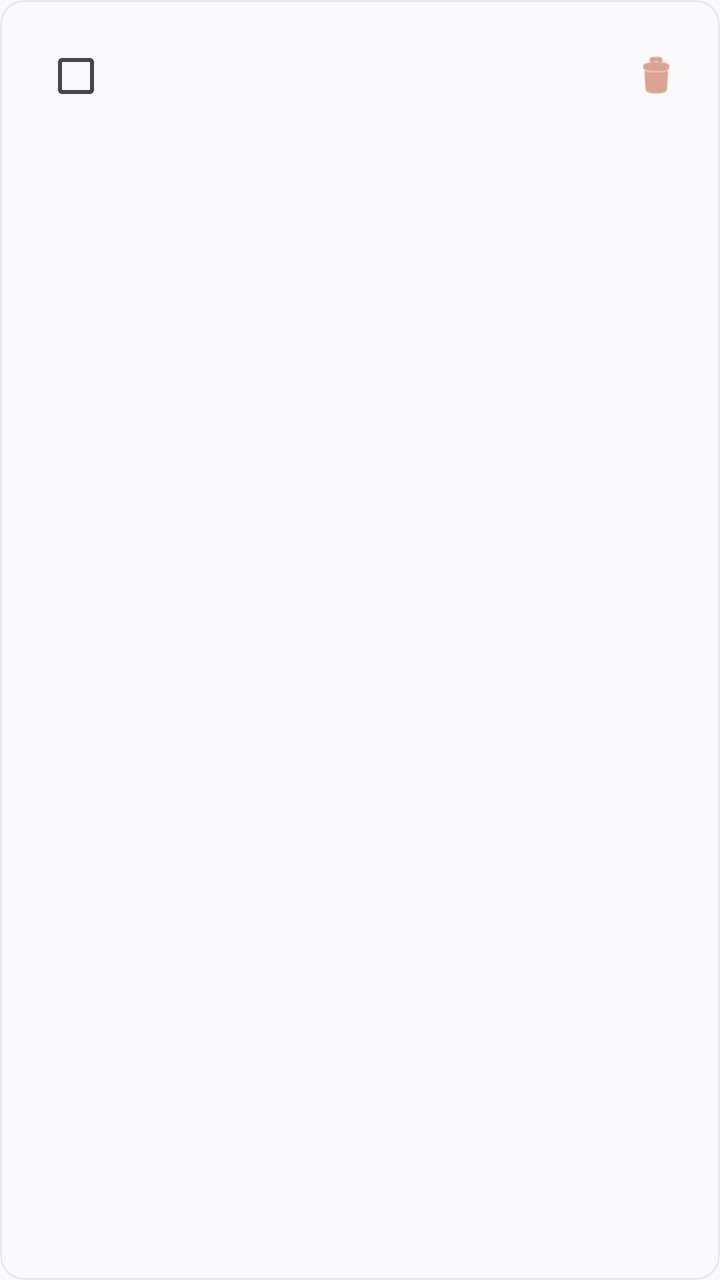
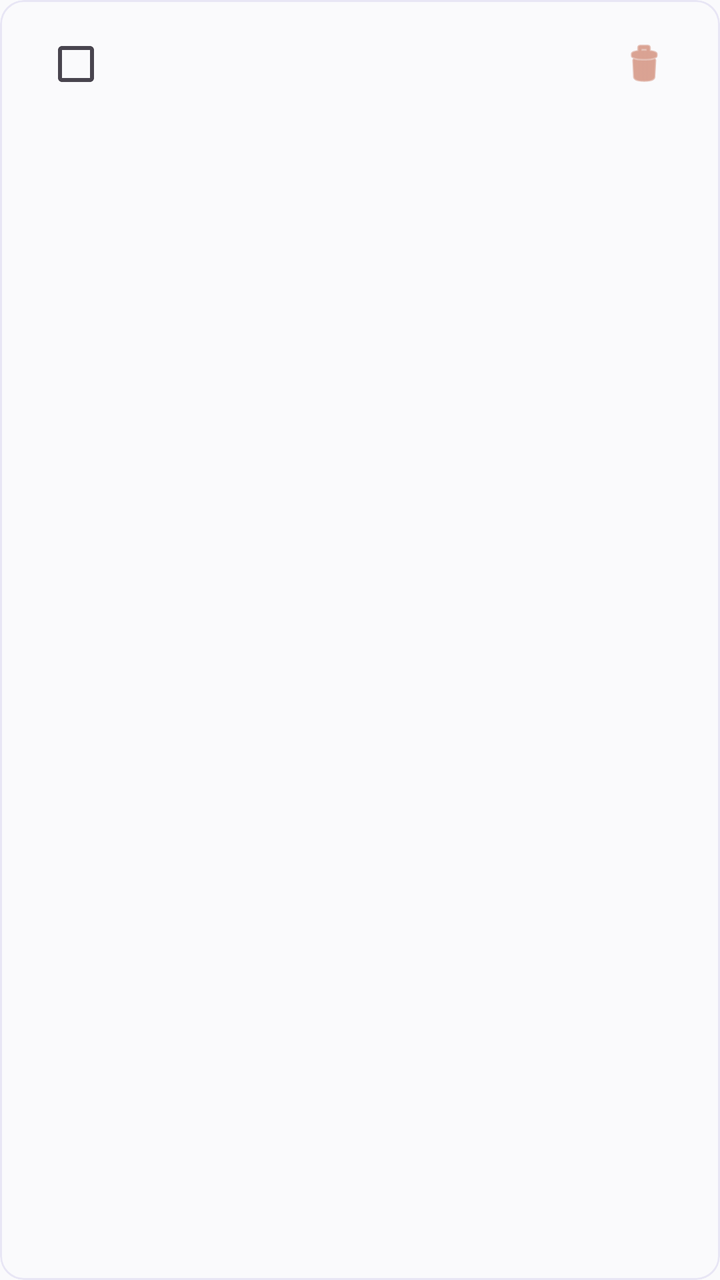

Two renders of the same Android screen: before a commit and after it. Below are the layout's source before the change and the commit's diff.
<!-- AndroidManifest.xml: application theme Theme.Reminder -->
<!-- res/layout/item_payment.xml -->
<?xml version="1.0" encoding="utf-8"?>
<com.google.android.material.card.MaterialCardView xmlns:android="http://schemas.android.com/apk/res/android"
    xmlns:app="http://schemas.android.com/apk/res-auto"
    android:layout_width="match_parent"
    android:layout_height="wrap_content"
    android:layout_marginBottom="8dp"
    app:cardElevation="0dp"
    app:cardCornerRadius="12dp"
    app:strokeWidth="1dp"
    app:strokeColor="@color/colorDivider"
    app:cardBackgroundColor="@color/colorBackground">

    <LinearLayout
        android:layout_width="match_parent"
        android:layout_height="wrap_content"
        android:orientation="horizontal"
        android:gravity="center_vertical"
        android:padding="14dp">

        <com.google.android.material.checkbox.MaterialCheckBox
            android:id="@+id/paymentCheckBox"
            android:layout_width="wrap_content"
            android:layout_height="wrap_content"
            android:layout_marginEnd="12dp"
            app:buttonIconTint="@color/white" />

        <LinearLayout
            android:layout_width="0dp"
            android:layout_height="wrap_content"
            android:layout_weight="1"
            android:orientation="vertical">

            <TextView
                android:id="@+id/paymentNameTextView"
                android:layout_width="wrap_content"
                android:layout_height="wrap_content"
                android:textColor="?android:attr/textColorPrimary"
                android:textSize="15sp"
                android:textStyle="bold" />

            <TextView
                android:id="@+id/dueDateTextView"
                android:layout_width="wrap_content"
                android:layout_height="wrap_content"
                android:textColor="?android:attr/textColorSecondary"
                android:textSize="12sp"
                android:layout_marginTop="3dp" />
        </LinearLayout>

        <ImageButton
            android:id="@+id/deletePaymentBtn"
            android:layout_width="36dp"
            android:layout_height="36dp"
            android:background="?attr/selectableItemBackgroundBorderless"
            android:contentDescription="Delete Payment"
            android:scaleType="centerInside"
            android:src="@android:drawable/ic_menu_delete"
            android:padding="6dp"
            app:tint="@color/colorDelete"
            android:clickable="true"
            android:focusable="true"/>

    </LinearLayout>
</com.google.android.material.card.MaterialCardView>
<!-- resources referenced by this layout -->
<resources>
  <color name="colorBackground">@color/light_background</color>
  <color name="colorDelete">#C4684D</color>
  <color name="colorDivider">@color/light_divider</color>
  <color name="white">#FFFFFFFF</color>
  <style name="Theme.Reminder" parent="Theme.Material3.DayNight.NoActionBar">
          <item name="colorPrimary">@color/accent_purple</item>
          <item name="colorOnPrimary">@color/white</item>
          <item name="colorSecondary">@color/accent_purple</item>
          <item name="colorOnSecondary">@color/white</item>
          <item name="android:statusBarColor">@color/colorBackground</item>
          <item name="android:windowLightStatusBar" tools:targetApi="m">true</item>
          <item name="android:timePickerMode">spinner</item>
  
          
          <item name="android:windowBackground">@color/light_background</item>
          <item name="colorSurface">@color/light_surface</item>
          <item name="colorOnSurface">@color/light_text_primary</item>
      </style>
  <color name="light_background">#FAFAFC</color>
  <color name="light_divider">#E8E6F5</color>
  <color name="accent_purple">@color/colorAccent</color>
  <color name="light_surface">#FFFFFF</color>
  <color name="light_text_primary">#1D1B20</color>
  <color name="colorAccent">@color/light_primary</color>
  <color name="light_primary">#7B6FEA</color>
</resources>

<!-- the commit's change to res/layout/item_payment.xml (unified diff, before → after) -->
@@ -15,7 +15,8 @@
         android:layout_height="wrap_content"
         android:orientation="horizontal"
         android:gravity="center_vertical"
-        android:padding="14dp">
+        android:paddingHorizontal="14dp"
+        android:paddingVertical="8dp">
 
         <com.google.android.material.checkbox.MaterialCheckBox
             android:id="@+id/paymentCheckBox"
@@ -49,13 +50,13 @@
 
         <ImageButton
             android:id="@+id/deletePaymentBtn"
-            android:layout_width="36dp"
-            android:layout_height="36dp"
+            android:layout_width="48dp"
+            android:layout_height="48dp"
             android:background="?attr/selectableItemBackgroundBorderless"
             android:contentDescription="Delete Payment"
             android:scaleType="centerInside"
             android:src="@android:drawable/ic_menu_delete"
-            android:padding="6dp"
+            android:padding="12dp"
             app:tint="@color/colorDelete"
             android:clickable="true"
             android:focusable="true"/>
